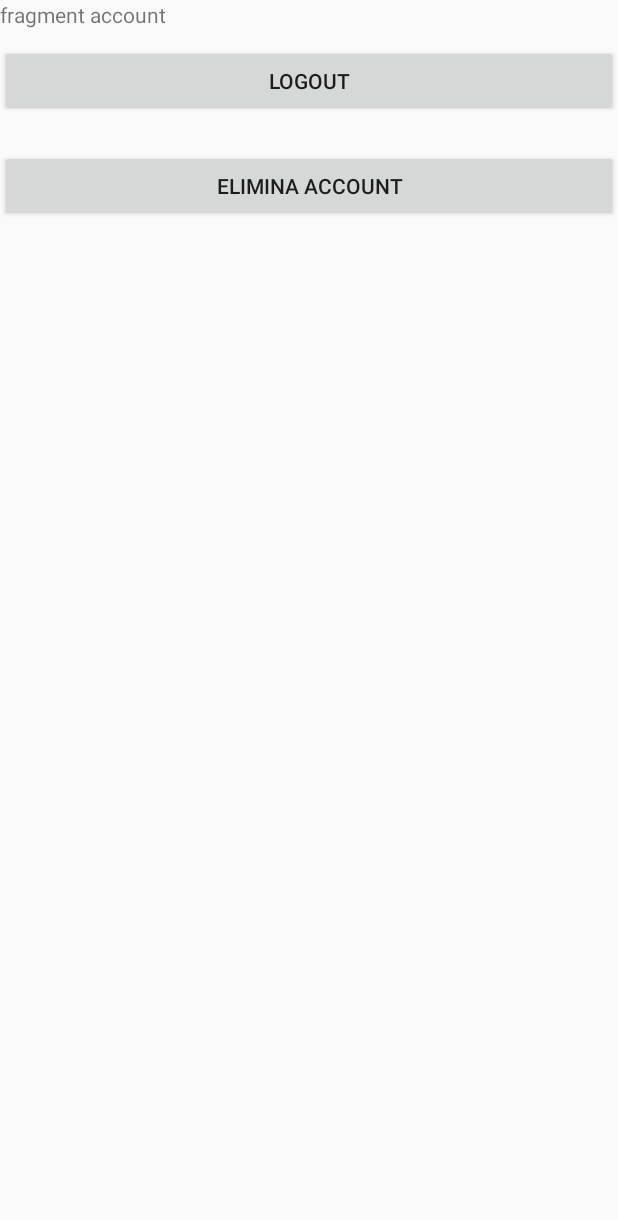
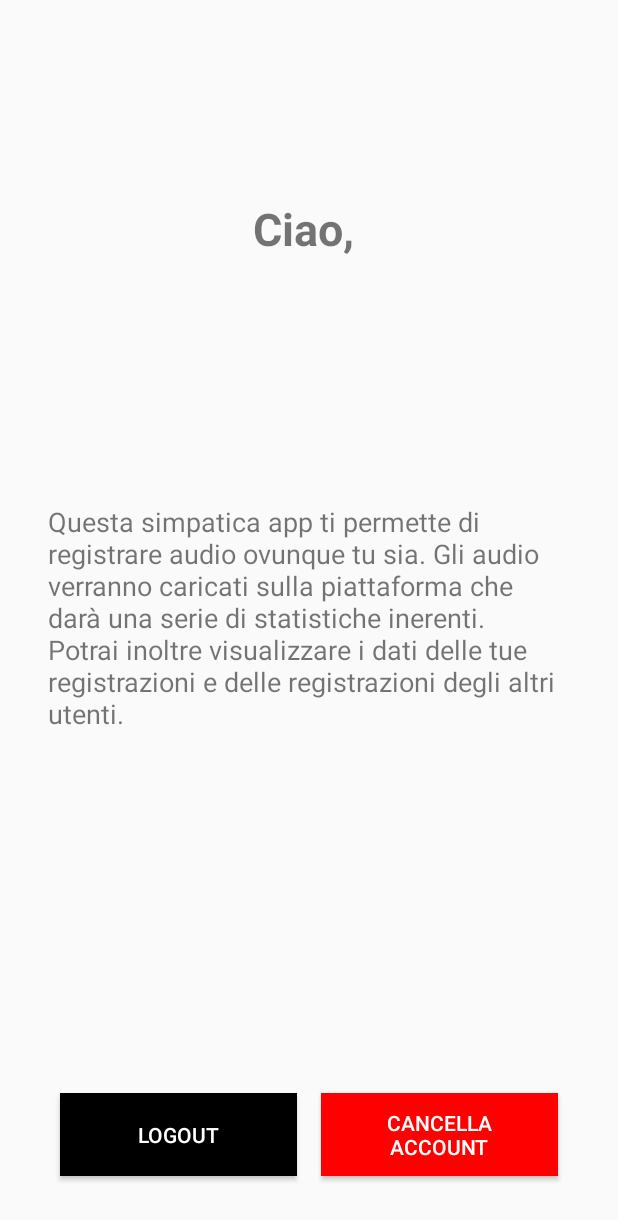
Before and after one commit to DavideDeRosa/ProgettoLAM, an Android app: the layout fragment_account.xml on its own in the app's theme, with its tools: preview values and no code run, on a phone screen of 412 x 824 dp. Shown: the top 1220 px of the screen. Run offline under Robolectric (Android 15) with nearby library versions, the phone set to English and light mode, and no system bars.

Commit message:
migliorata graficamente schermata account, con aggiunta di username dinamico

```diff
--- a/app/src/main/java/com/derosa/progettolam/activities/AppActivity.kt
+++ b/app/src/main/java/com/derosa/progettolam/activities/AppActivity.kt
@@ -12,6 +12,7 @@ import com.google.android.material.bottomnavigation.BottomNavigationView
 class AppActivity : AppCompatActivity() {
 
     private lateinit var token: String
+    private lateinit var username: String
 
     override fun onCreate(savedInstanceState: Bundle?) {
         super.onCreate(savedInstanceState)
@@ -22,13 +23,15 @@ class AppActivity : AppCompatActivity() {
         val navController = Navigation.findNavController(this, R.id.host_fragment)
         NavigationUI.setupWithNavController(bottomNavigation, navController)
 
-        //Set dell'user token
+        //Set di username e token
         token = intent.getStringExtra("token").toString()
+        username = intent.getStringExtra("username").toString()
 
         if (token != null) {
             Log.d("token", token)
 
             DataSingleton.token = token
+            DataSingleton.username = username
         } else {
             Log.d("token", "Token is null")
         }
--- a/app/src/main/java/com/derosa/progettolam/activities/LoginActivity.kt
+++ b/app/src/main/java/com/derosa/progettolam/activities/LoginActivity.kt
@@ -27,9 +27,10 @@ class LoginActivity : AppCompatActivity() {
         val textPassword = findViewById<EditText>(R.id.textPassword)
         val btnLogin = findViewById<Button>(R.id.btnLogin)
         val textRegister = findViewById<TextView>(R.id.textViewRegisterLink)
+        lateinit var username: String
 
         btnLogin.setOnClickListener {
-            val username = textUsername.text.toString().trim()
+            username = textUsername.text.toString().trim()
             val password = textPassword.text.toString().trim()
 
             if (username.isNotEmpty() && password.isNotEmpty()) {
@@ -48,6 +49,7 @@ class LoginActivity : AppCompatActivity() {
         userViewModel.observeUserCorrectlySignedUpTokenLiveData().observe(this) {
             val intent = Intent(this, AppActivity::class.java)
             intent.putExtra("token", "Bearer " + it.client_secret)
+            intent.putExtra("username", username)
             startActivity(intent)
             finish()
         }
--- a/app/src/main/java/com/derosa/progettolam/fragments/Account.kt
+++ b/app/src/main/java/com/derosa/progettolam/fragments/Account.kt
@@ -2,12 +2,17 @@ package com.derosa.progettolam.fragments
 
 import android.app.AlertDialog
 import android.content.Intent
+import android.graphics.Color
 import android.os.Bundle
+import android.text.Spannable
+import android.text.SpannableString
+import android.text.style.ForegroundColorSpan
 import android.util.Log
 import android.view.LayoutInflater
 import android.view.View
 import android.view.ViewGroup
 import android.widget.Button
+import android.widget.TextView
 import android.widget.Toast
 import androidx.fragment.app.Fragment
 import androidx.lifecycle.ViewModelProvider
@@ -42,6 +47,18 @@ class Account : Fragment() {
 
         val btnUnsub = view.findViewById<Button>(R.id.btnUnsub)
         val btnLogout = view.findViewById<Button>(R.id.btnLogout)
+        val txtUsername = view.findViewById<TextView>(R.id.txtUsername)
+
+        val fullText = "Ciao, ${DataSingleton.username}!"
+        val spannableString = SpannableString(fullText)
+        spannableString.setSpan(
+            ForegroundColorSpan(Color.RED),
+            "Ciao, ".length,
+            fullText.length - 1,
+            Spannable.SPAN_EXCLUSIVE_EXCLUSIVE
+        )
+
+        txtUsername.text = spannableString
 
         btnUnsub.setOnClickListener {
             val token = DataSingleton.token
--- a/app/src/main/java/com/derosa/progettolam/util/DataSingleton.kt
+++ b/app/src/main/java/com/derosa/progettolam/util/DataSingleton.kt
@@ -2,4 +2,5 @@ package com.derosa.progettolam.util
 
 object DataSingleton {
     var token: String? = null
+    var username: String? = null
 }
--- a/app/src/main/res/layout/fragment_account.xml
+++ b/app/src/main/res/layout/fragment_account.xml
@@ -3,27 +3,56 @@
     xmlns:tools="http://schemas.android.com/tools"
     android:layout_width="match_parent"
     android:layout_height="match_parent"
+    android:padding="16dp"
     tools:context=".fragments.Account">
 
     <TextView
-        android:layout_width="match_parent"
-        android:layout_height="match_parent"
-        android:text="fragment account" />
-
-    <Button
-        android:id="@+id/btnLogout"
+        android:id="@+id/txtUsername"
         android:layout_width="match_parent"
         android:layout_height="wrap_content"
-        android:text="Logout"
-        android:layout_marginTop="30dp"
-        android:padding="10dp"/>
+        android:text="Ciao, "
+        android:textAlignment="center"
+        android:textStyle="bold"
+        android:textSize="30sp"
+        android:layout_marginTop="100dp"
+        android:padding="16dp" />
 
-    <Button
-        android:id="@+id/btnUnsub"
+    <TextView
+        android:layout_width="wrap_content"
+        android:layout_height="wrap_content"
+        android:text="@string/account_information"
+        android:textSize="18sp"
+        android:padding="16dp"
+        android:layout_gravity="center" />
+
+    <LinearLayout
         android:layout_width="match_parent"
         android:layout_height="wrap_content"
-        android:text="Elimina account"
-        android:layout_marginTop="100dp"
-        android:padding="10dp"/>
+        android:layout_gravity="bottom"
+        android:orientation="horizontal"
+        android:gravity="center"
+        android:padding="16dp">
 
+        <Button
+            android:id="@+id/btnLogout"
+            android:layout_width="0dp"
+            android:layout_height="55dp"
+            android:layout_weight="1"
+            android:layout_margin="8dp"
+            android:text="Logout"
+            android:textColor="@color/white"
+            android:background="@color/black"
+            android:padding="10dp"/>
+
+        <Button
+            android:id="@+id/btnUnsub"
+            android:layout_width="0dp"
+            android:layout_height="55dp"
+            android:layout_weight="1"
+            android:layout_margin="8dp"
+            android:text="Cancella account"
+            android:textColor="@color/white"
+            android:background="@color/red"
+            android:padding="10dp"/>
+    </LinearLayout>
 </FrameLayout>
--- a/app/src/main/res/values/strings.xml
+++ b/app/src/main/res/values/strings.xml
@@ -2,4 +2,7 @@
     <string name="app_name">ProgettoLAM</string>
     <!-- TODO: Remove or change this placeholder text -->
     <string name="hello_blank_fragment">Hello blank fragment</string>
+    <string name="account_information">Questa simpatica app ti permette di registrare audio ovunque tu sia.
+        Gli audio verranno caricati sulla piattaforma che darà una serie di statistiche inerenti.
+        Potrai inoltre visualizzare i dati delle tue registrazioni e delle registrazioni degli altri utenti.</string>
 </resources>
```
